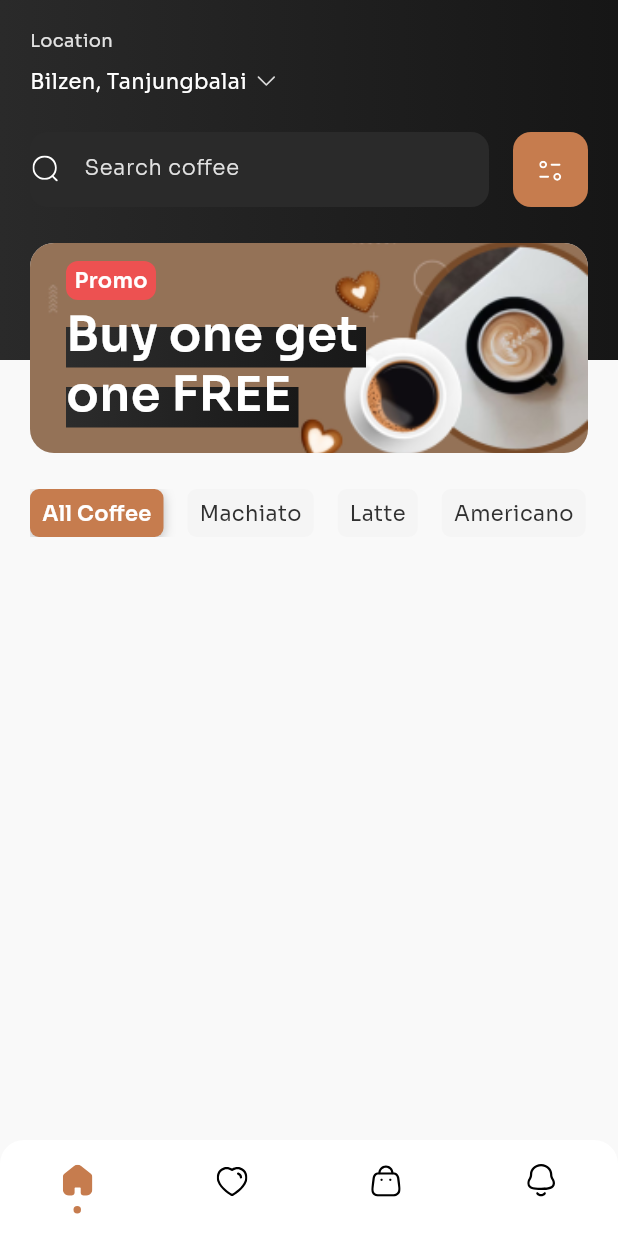
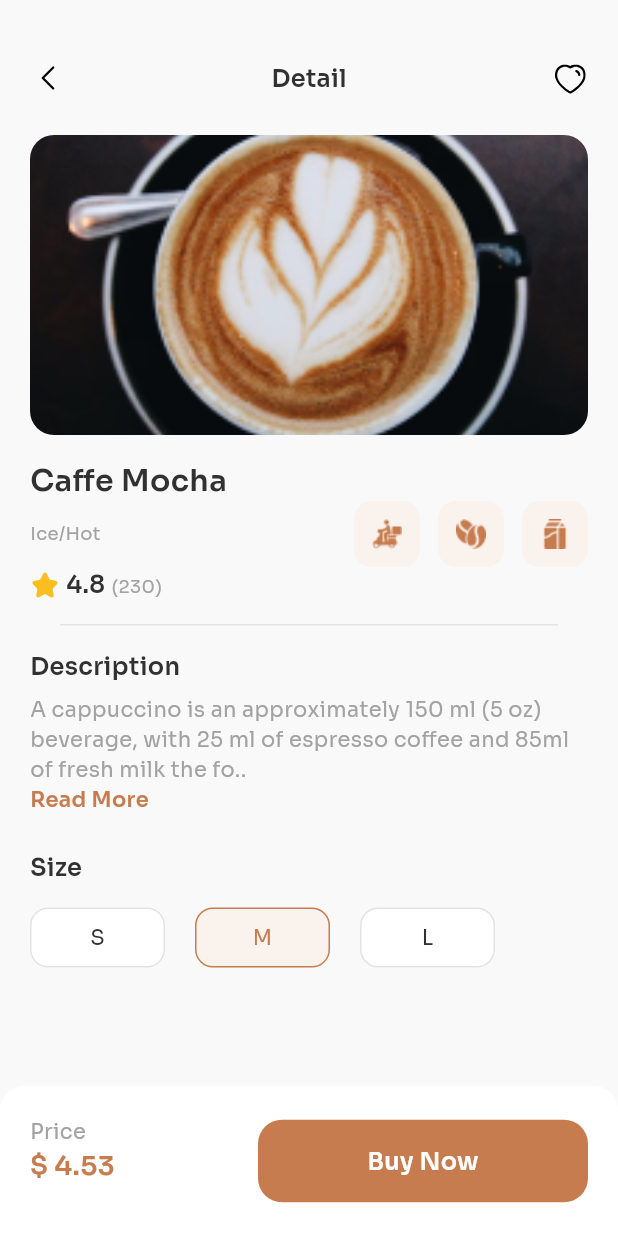
Before and after one commit to rhromets/coffee_shop_app, a Flutter app: the screen it shows after launch, on a phone screen of 412 x 824 dp. Run offline on Flutter 3.47's test engine with Material 3 defaults, Android fonts, the phone set to English and light mode, and no system bars; drawn by our look-alikes of persistent_bottom_nav_bar; our stand-ins replace flutter_svg; missing offline and left inert: colorful_safe_area.

Commit message:
feat: add coffee detail page ui

```diff
--- a/lib/main.dart
+++ b/lib/main.dart
@@ -1,4 +1,5 @@
-import 'package:coffee_shop_app/pages/home_page.dart';
+import 'package:coffee_shop_app/pages/coffee_detail_page.dart';
+// import 'package:coffee_shop_app/pages/home_page.dart';
 import 'package:flutter/material.dart';
 import 'theme/theme_settings.dart';
 
@@ -15,7 +16,8 @@ class MyApp extends StatelessWidget {
       debugShowCheckedModeBanner: false,
       title: 'Coffe Shop App',
       theme: themeSettings,
-      home: const HomePage(),
+      home: const CoffeeDetailPage(),
+      // home: const HomePage(),
     );
   }
 }
--- /dev/null
+++ b/lib/pages/coffee_detail_page.dart
@@ -0,0 +1,195 @@
+import 'package:coffee_shop_app/constants/constants.dart';
+import 'package:coffee_shop_app/widgets/widgets.dart';
+import 'package:flutter/material.dart';
+import 'package:flutter_svg/svg.dart';
+
+class CoffeeDetailPage extends StatelessWidget {
+  const CoffeeDetailPage({super.key});
+
+  @override
+  Widget build(BuildContext context) {
+    return Scaffold(
+      body: SafeArea(
+        child: Stack(
+          children: [
+            Padding(
+              padding: const EdgeInsets.only(
+                top: 20.0,
+                bottom: 100,
+              ),
+              child: ListView(
+                children: [
+                  Padding(
+                    padding: const EdgeInsets.all(20),
+                    child: Column(
+                      crossAxisAlignment: CrossAxisAlignment.start,
+                      children: [
+                        Row(
+                          mainAxisAlignment: MainAxisAlignment.spaceBetween,
+                          children: [
+                            SvgPicture.asset('assets/icons/arrow-left.svg'),
+                            const RegularText(
+                              text: 'Detail',
+                              isBold: true,
+                              size: 16,
+                            ),
+                            SvgPicture.asset('assets/icons/heart.svg'),
+                          ],
+                        ),
+                        const SizedBox(height: 26),
+                        ClipRRect(
+                          borderRadius: BorderRadius.circular(kRadius16),
+                          child: Image.asset(
+                            'assets/images/coffee-2.png',
+                            width: double.maxFinite,
+                            fit: BoxFit.cover,
+                            height: 200,
+                          ),
+                        ),
+                        const SizedBox(height: 16),
+                        const RegularText(
+                          text: 'Caffe Mocha',
+                          isBold: true,
+                          size: 20,
+                        ),
+                        const Row(
+                          mainAxisAlignment: MainAxisAlignment.spaceBetween,
+                          children: [
+                            SmallText(text: 'Ice/Hot'),
+                            Row(
+                              children: [
+                                SuperiorityTag(
+                                    iconPath: 'assets/icons/bike.png'),
+                                SizedBox(width: 12),
+                                SuperiorityTag(
+                                    iconPath: 'assets/icons/bean.png'),
+                                SizedBox(width: 12),
+                                SuperiorityTag(
+                                    iconPath: 'assets/icons/milk.png'),
+                              ],
+                            ),
+                          ],
+                        ),
+                        Row(
+                          crossAxisAlignment: CrossAxisAlignment.end,
+                          children: [
+                            SvgPicture.asset(
+                              'assets/icons/star-filled.svg',
+                              width: 20,
+                              height: 20,
+                            ),
+                            const SizedBox(width: 4),
+                            const RegularText(
+                              text: '4.8',
+                              size: 16,
+                              isBold: true,
+                            ),
+                            const SizedBox(width: 4),
+                            const SmallText(
+                              text: '(230)',
+                              height: 1.6,
+                            ),
+                          ],
+                        ),
+                        const DividerHorizontal(
+                          horizontalMargin: 20,
+                          verticalMargin: 16,
+                        ),
+                        const RegularText(
+                          text: 'Description',
+                          size: 16,
+                          isBold: true,
+                        ),
+                        const SizedBox(height: 8),
+                        const SmallText(
+                          text:
+                              'A cappuccino is an approximately 150 ml (5 oz) beverage, with 25 ml of espresso coffee and 85ml of fresh milk the fo..',
+                          size: 14,
+                          height: 1.4,
+                        ),
+                        const RegularText(
+                          text: 'Read More',
+                          color: kBrownColor,
+                          isBold: true,
+                        ),
+                        const SizedBox(height: 24),
+                        const RegularText(
+                          text: 'Size',
+                          size: 16,
+                          isBold: true,
+                        ),
+                        const SizedBox(height: 16),
+                        const Row(
+                          children: [
+                            ChoiceCoffeeSize(text: 'S'),
+                            SizedBox(width: 20),
+                            ChoiceCoffeeSize(
+                              text: 'M',
+                              isSelected: true,
+                            ),
+                            SizedBox(width: 20),
+                            ChoiceCoffeeSize(text: 'L'),
+                          ],
+                        ),
+                      ],
+                    ),
+                  ),
+                ],
+              ),
+            ),
+            Align(
+              alignment: Alignment.bottomCenter,
+              child: Container(
+                height: 100,
+                padding: const EdgeInsets.all(20),
+                decoration: const BoxDecoration(
+                  color: Colors.white,
+                  borderRadius: BorderRadius.only(
+                    topLeft: Radius.circular(kRadius16),
+                    topRight: Radius.circular(kRadius16),
+                  ),
+                ),
+                child: Row(
+                  mainAxisAlignment: MainAxisAlignment.spaceBetween,
+                  children: [
+                    const Column(
+                      crossAxisAlignment: CrossAxisAlignment.start,
+                      children: [
+                        SmallText(
+                          text: 'Price',
+                          size: 14,
+                          height: 1.4,
+                        ),
+                        RegularText(
+                          text: '\$ 4.53',
+                          color: kBrownColor,
+                          isBold: true,
+                          size: 18,
+                        )
+                      ],
+                    ),
+                    Container(
+                      alignment: Alignment.center,
+                      height: 55,
+                      width: 220,
+                      decoration: BoxDecoration(
+                        color: kBrownColor,
+                        borderRadius: BorderRadius.circular(kRadius16),
+                      ),
+                      child: const RegularText(
+                        text: 'Buy Now',
+                        color: Colors.white,
+                        size: 16,
+                        isBold: true,
+                      ),
+                    ),
+                  ],
+                ),
+              ),
+            ),
+          ],
+        ),
+      ),
+    );
+  }
+}
--- a/lib/pages/coffee_list_page.dart
+++ /dev/null
@@ -1,78 +0,0 @@
-import 'dart:convert';
-import 'package:coffee_shop_app/fetch_data/coffee.dart';
-import 'package:flutter/material.dart';
-import 'package:flutter/scheduler.dart';
-import 'package:http/http.dart' as http;
-
-class CoffeeListPage extends StatefulWidget {
-  const CoffeeListPage({super.key});
-
-  @override
-  State<CoffeeListPage> createState() => _CoffeeListPageState();
-}
-
-class _CoffeeListPageState extends State<CoffeeListPage> {
-  List<Coffee> list = [];
-
-  final GlobalKey<RefreshIndicatorState> _refreshIndicatorKey =
-      GlobalKey<RefreshIndicatorState>();
-
-  var url = Uri.https('raw.githubusercontent.com',
-      '/rhromets/mock_json_data/main/coffee_fake_api.json');
-
-  Future _fetchData() async {
-    try {
-      final response = await http.get(url);
-      if (response.statusCode == 200) {
-        setState(() {
-          list = (json.decode(response.body) as List)
-              .map((data) => Coffee.fromJson(data))
-              .toList();
-        });
-      } else {
-        throw Exception('Failed to load projects');
-      }
-    } catch (e) {
-      throw Exception('General Error Exception');
-    }
-  }
-
-  @override
-  void initState() {
-    SchedulerBinding.instance.addPostFrameCallback((_) {
-      _refreshIndicatorKey.currentState?.show();
-    });
-    super.initState();
-  }
-
-  @override
-  Widget build(BuildContext context) {
-    return Scaffold(
-      appBar: AppBar(
-        title: const Text('Fetch data via http from json'),
-      ),
-      body: RefreshIndicator(
-        key: _refreshIndicatorKey,
-        onRefresh: _fetchData,
-        child: ListView.builder(
-          itemCount: list.length,
-          itemBuilder: (BuildContext context, int index) {
-            return Card(
-              child: Container(
-                padding: const EdgeInsets.all(16.0),
-                child: Column(
-                  children: <Widget>[
-                    Image.network(list[index].imageUrl),
-                    Text(list[index].name),
-                    Text(list[index].cardSubtitle),
-                    Text(list[index].price),
-                  ],
-                ),
-              ),
-            );
-          },
-        ),
-      ),
-    );
-  }
-}
--- a/lib/pages/home_page.dart
+++ b/lib/pages/home_page.dart
@@ -1,5 +1,4 @@
 import 'package:coffee_shop_app/constants/constants.dart';
-import 'package:coffee_shop_app/pages/coffee_list_page.dart';
 import 'package:coffee_shop_app/pages/home_content.dart';
 import 'package:coffee_shop_app/pages/nav_screens.dart';
 import 'package:flutter/material.dart';
@@ -27,7 +26,7 @@ class _HomePageState extends State<HomePage> {
       const HomeContent(),
       const NavScreen1(),
       const NavScreen2(),
-      const CoffeeListPage(),
+      const NavScreen3(),
     ];
   }
 
--- /dev/null
+++ b/lib/widgets/choice_coffee_size.dart
@@ -0,0 +1,35 @@
+import 'package:coffee_shop_app/constants/constants.dart';
+import 'package:coffee_shop_app/widgets/widgets.dart';
+import 'package:flutter/material.dart';
+
+class ChoiceCoffeeSize extends StatelessWidget {
+  final String text;
+  final bool isSelected;
+
+  const ChoiceCoffeeSize({
+    super.key,
+    required this.text,
+    this.isSelected = false,
+  });
+
+  @override
+  Widget build(BuildContext context) {
+    return Container(
+      alignment: Alignment.center,
+      height: 40,
+      width: 90,
+      decoration: BoxDecoration(
+        borderRadius: BorderRadius.circular(kRadius12),
+        color: isSelected ? kBeigeLightColor : Colors.white,
+        border: Border.all(
+          color: isSelected ? kBrownColor : kGreyColor,
+          width: 1,
+        ),
+      ),
+      child: RegularText(
+        text: text,
+        color: isSelected ? kBrownColor : const Color(0xFF313131),
+      ),
+    );
+  }
+}
--- /dev/null
+++ b/lib/widgets/divider_horizontal.dart
@@ -0,0 +1,27 @@
+import 'package:coffee_shop_app/constants/constants.dart';
+import 'package:flutter/material.dart';
+
+class DividerHorizontal extends StatelessWidget {
+  final double verticalMargin;
+  final double horizontalMargin;
+  final Color color;
+
+  const DividerHorizontal({
+    super.key,
+    this.verticalMargin = 0.0,
+    this.horizontalMargin = 0.0,
+    this.color = kGreyColor,
+  });
+
+  @override
+  Widget build(BuildContext context) {
+    return Container(
+      height: 1,
+      margin: EdgeInsets.symmetric(
+        vertical: verticalMargin,
+        horizontal: horizontalMargin,
+      ),
+      color: color,
+    );
+  }
+}
--- a/lib/widgets/small_text.dart
+++ b/lib/widgets/small_text.dart
@@ -10,7 +10,7 @@ class SmallText extends StatelessWidget {
     super.key,
     required this.text,
     this.size = 12,
-    this.color = const Color(0xFFE3E3E3),
+    this.color = const Color(0xFFA2A2A2),
     this.height = 1.2,
   });
 
--- /dev/null
+++ b/lib/widgets/superiority_tag.dart
@@ -0,0 +1,25 @@
+import 'package:coffee_shop_app/constants/constants.dart';
+import 'package:flutter/material.dart';
+
+class SuperiorityTag extends StatelessWidget {
+  final String iconPath;
+
+  const SuperiorityTag({
+    super.key,
+    required this.iconPath,
+  });
+
+  @override
+  Widget build(BuildContext context) {
+    return Container(
+      height: 44,
+      width: 44,
+      padding: const EdgeInsets.all(12),
+      decoration: BoxDecoration(
+        color: kBeigeLightColor,
+        borderRadius: BorderRadius.circular(kRadius12),
+      ),
+      child: Image.asset(iconPath),
+    );
+  }
+}
--- a/lib/widgets/widgets.dart
+++ b/lib/widgets/widgets.dart
@@ -1,2 +1,5 @@
 export 'small_text.dart';
 export 'regular_text.dart';
+export 'superiority_tag.dart';
+export 'divider_horizontal.dart';
+export 'choice_coffee_size.dart';
```
Also changed, not shown: assets/icons/bean.png (added), assets/icons/bike.png (added), assets/icons/milk.png (added), assets/images/coffee-2.png (added).
